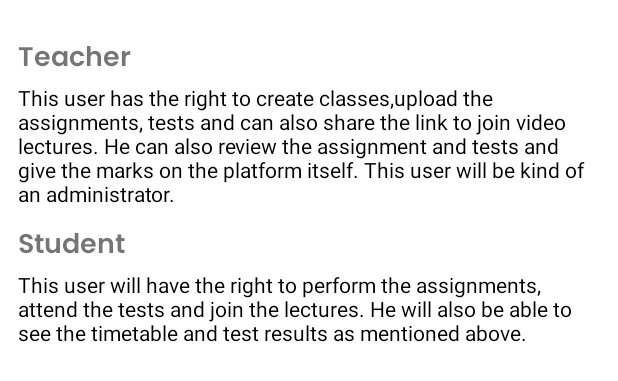
After one commit to devr22/MySchool, an Android app: the layout user_access_bottom_sheet.xml on its own in the app's theme, with its tools: preview values and no code run, on a phone screen of 412 x 824 dp. The commit adds this screen. Shown: the top 381 px of the screen. Run offline under Robolectric (Android 15) with nearby library versions, the phone set to English and light mode, and no system bars.

Commit message:
user roles bottom sheet

```diff
--- a/app/src/main/java/com/dev/myschool/fragments/UserTypeFragment.kt
+++ b/app/src/main/java/com/dev/myschool/fragments/UserTypeFragment.kt
@@ -1,16 +1,20 @@
 package com.dev.myschool.fragments
 
+import android.content.Context
 import android.os.Bundle
 import androidx.fragment.app.Fragment
 import android.view.LayoutInflater
 import android.view.View
 import android.view.ViewGroup
 import android.widget.Button
+import android.widget.TextView
 import com.dev.myschool.R
+import com.google.android.material.bottomsheet.BottomSheetDialog
 
 class UserTypeFragment : Fragment() {
 
     private lateinit var btnNext: Button
+    private lateinit var txtRoles: TextView
 
     override fun onCreateView(
         inflater: LayoutInflater, container: ViewGroup?,
@@ -25,11 +29,16 @@ class UserTypeFragment : Fragment() {
             callSignupFragment()
         }
 
+        txtRoles.setOnClickListener {
+            showBottomSheetDialog(container!!.context)
+        }
+
         return view
     }
 
     private fun initViews(view: View) {
         btnNext = view.findViewById(R.id.userType_next_btn)
+        txtRoles = view.findViewById(R.id.userType_role_txt)
     }
 
     private fun callSignupFragment() {
@@ -39,4 +48,10 @@ class UserTypeFragment : Fragment() {
             .commit()
     }
 
+    private fun showBottomSheetDialog(context: Context) {
+        val bottomSheetDialog = BottomSheetDialog(context)
+        bottomSheetDialog.setContentView(R.layout.user_access_bottom_sheet)
+        bottomSheetDialog.show()
+    }
+
 }
--- /dev/null
+++ b/app/src/main/res/drawable/rounded_top_bg.xml
@@ -0,0 +1,7 @@
+<?xml version="1.0" encoding="utf-8"?>
+<shape xmlns:android="http://schemas.android.com/apk/res/android">
+    <solid android:color="@color/white" />
+    <corners
+        android:topLeftRadius="@dimen/background_corner_radius"
+        android:topRightRadius="@dimen/background_corner_radius" />
+</shape>
--- a/app/src/main/res/layout/fragment_user_type.xml
+++ b/app/src/main/res/layout/fragment_user_type.xml
@@ -97,6 +97,7 @@
             android:text="@string/next" />
 
         <TextView
+            android:id="@+id/userType_role_txt"
             android:layout_width="wrap_content"
             android:layout_height="wrap_content"
             android:layout_gravity="center_horizontal"
--- /dev/null
+++ b/app/src/main/res/layout/user_access_bottom_sheet.xml
@@ -0,0 +1,43 @@
+<?xml version="1.0" encoding="utf-8"?>
+<LinearLayout xmlns:android="http://schemas.android.com/apk/res/android"
+    android:layout_width="match_parent"
+    android:layout_height="wrap_content"
+    android:background="@drawable/rounded_top_bg"
+    android:orientation="vertical"
+    android:paddingVertical="@dimen/padding_huge"
+    android:paddingHorizontal="@dimen/padding_large">
+
+    <TextView
+        android:layout_width="match_parent"
+        android:layout_height="wrap_content"
+        android:background="?android:attr/selectableItemBackground"
+        android:clickable="true"
+        android:focusable="true"
+        android:fontFamily="@font/poppins_semibold"
+        android:text="@string/teacher"
+        android:textSize="@dimen/text_18" />
+
+    <TextView
+        android:layout_width="match_parent"
+        android:layout_height="wrap_content"
+        android:text="@string/teacher_roles"
+        android:textColor="@color/black" />
+
+    <TextView
+        android:layout_width="match_parent"
+        android:layout_height="wrap_content"
+        android:layout_marginTop="@dimen/margin_10"
+        android:background="?android:attr/selectableItemBackground"
+        android:clickable="true"
+        android:focusable="true"
+        android:fontFamily="@font/poppins_semibold"
+        android:text="@string/student"
+        android:textSize="@dimen/text_18" />
+
+    <TextView
+        android:layout_width="match_parent"
+        android:layout_height="wrap_content"
+        android:text="@string/student_roles"
+        android:textColor="@color/black" />
+
+</LinearLayout>
--- a/app/src/main/res/values/colors.xml
+++ b/app/src/main/res/values/colors.xml
@@ -10,4 +10,5 @@
     <color name="black">#FF000000</color>
     <color name="white">#FFFFFFFF</color>
     <color name="blue">#435DF1</color>
+    <color name="light_red_gray">#F3E9E8</color>
 </resources>
--- a/app/src/main/res/values/dimens.xml
+++ b/app/src/main/res/values/dimens.xml
@@ -5,6 +5,7 @@
     <dimen name="padding_large">12dp</dimen>
     <dimen name="padding_xlarge">16dp</dimen>
     <dimen name="padding_extra_large">16dp</dimen>
+    <dimen name="padding_huge">24dp</dimen>
 
     <dimen name="margin_5">5dp</dimen>
     <dimen name="margin_10">10dp</dimen>
@@ -18,4 +19,6 @@
     <dimen name="text_22">22sp</dimen>
     <dimen name="text_24">24sp</dimen>
     <dimen name="text_26">26sp</dimen>
+
+    <dimen name="background_corner_radius">20dp</dimen>
 </resources>
--- a/app/src/main/res/values/strings.xml
+++ b/app/src/main/res/values/strings.xml
@@ -11,4 +11,9 @@
     <string name="or">or\u0020</string>
     <string name="login_to_your_account">Login to your account</string>
     <string name="view_roles_and_access_of_user">View Roles and Access of User</string>
+    <string name="teacher_roles">This user has the right to create classes,upload the assignments, tests and can
+        also share the link to join video lectures. He can also review the assignment and
+        tests and give the marks on the platform itself. This user will be kind of an administrator.</string>
+    <string name="student_roles">This user will have the right to perform the assignments, attend the tests and
+        join the lectures. He will also be able to see the timetable and test results as mentioned above.</string>
 </resources>
```
